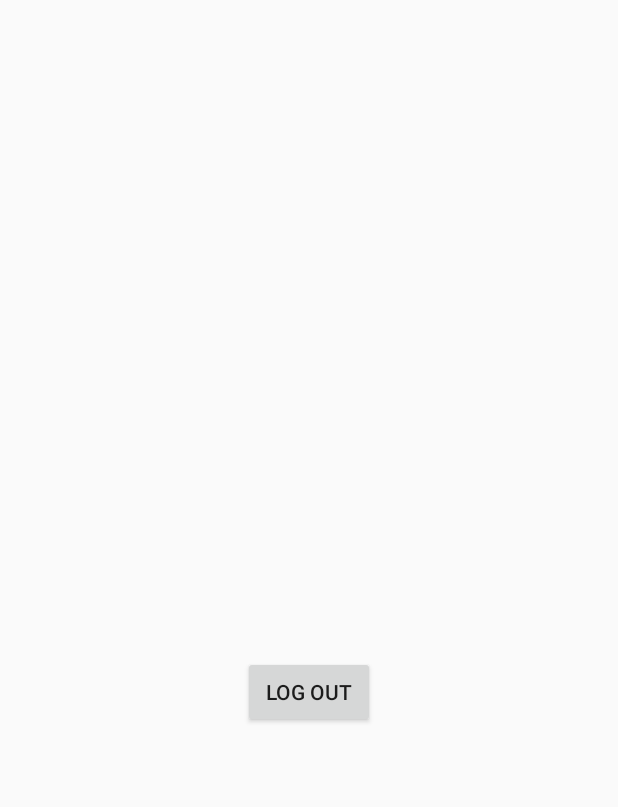
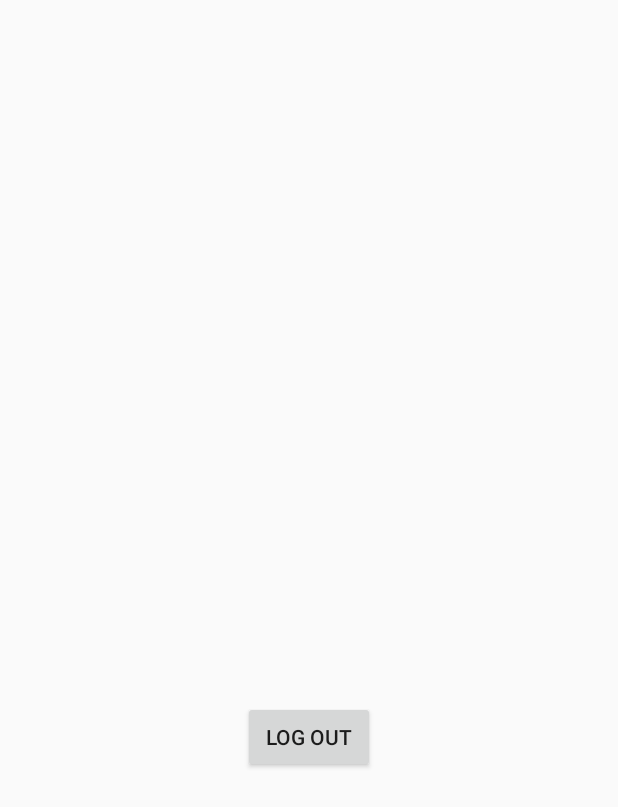
Before and after one commit to cheongyw/Tenten, an Android app: the layout home_fragment.xml on its own in the app's theme, with its tools: preview values and no code run, on a phone screen of 412 x 824 dp. Shown: the top 807 px of the screen. Run offline under Robolectric (Android 15) with nearby library versions, the phone set to English and light mode, and no system bars.

Commit message:
Blast corrected

```diff
--- a/app/src/main/java/com/cheong/tenten/GameActivity.java
+++ b/app/src/main/java/com/cheong/tenten/GameActivity.java
@@ -1047,6 +1047,7 @@ public class GameActivity extends AppCompatActivity implements View.OnClickListe
                 public void run() {
                     for (int m = 0; m < toDiscardList.size(); m++) {
                         boxImages[toDiscardList.get(m)].clearAnimation();
+                        boxImages[toDiscardList.get(m)].setImageResource(R.drawable.empty);
                         boxImages[toDiscardList.get(m)].setVisibility(View.INVISIBLE);
                         boxIsEmpty[toDiscardList.get(m)] = true;
                         boxCards[toDiscardList.get(m)] = null;
@@ -1158,6 +1159,7 @@ public class GameActivity extends AppCompatActivity implements View.OnClickListe
                 public void run() {
                     for (int m = 0; m < toDiscardList.size(); m++) {
                         boxImages[toDiscardList.get(m)].clearAnimation();
+                        boxImages[toDiscardList.get(m)].setVisibility(R.drawable.empty);
                         boxImages[toDiscardList.get(m)].setVisibility(View.INVISIBLE);
                         boxIsEmpty[toDiscardList.get(m)] = true;
                         boxCards[toDiscardList.get(m)] = null;
--- a/app/src/main/java/com/cheong/tenten/GameActivity4P.java
+++ b/app/src/main/java/com/cheong/tenten/GameActivity4P.java
@@ -1292,6 +1292,7 @@ public class GameActivity4P extends AppCompatActivity implements View.OnClickLis
                 public void run() {
                     for (int m = 0; m < toDiscardList.size(); m++) {
                         boxImages[toDiscardList.get(m)].clearAnimation();
+                        boxImages[toDiscardList.get(m)].setImageResource(R.drawable.empty);
                         boxImages[toDiscardList.get(m)].setVisibility(View.INVISIBLE);
                         boxIsEmpty[toDiscardList.get(m)] = true;
                         boxCards[toDiscardList.get(m)] = null;
@@ -1510,6 +1511,7 @@ public class GameActivity4P extends AppCompatActivity implements View.OnClickLis
                 public void run() {
                     for (int m = 0; m < toDiscardList.size(); m++) {
                         boxImages[toDiscardList.get(m)].clearAnimation();
+                        boxImages[toDiscardList.get(m)].setImageResource(R.drawable.empty);
                         boxImages[toDiscardList.get(m)].setVisibility(View.INVISIBLE);
                         boxIsEmpty[toDiscardList.get(m)] = true;
                         boxCards[toDiscardList.get(m)] = null;
--- a/app/src/main/res/layout/home_fragment.xml
+++ b/app/src/main/res/layout/home_fragment.xml
@@ -8,7 +8,7 @@
         android:layout_width="wrap_content"
         android:layout_height="wrap_content"
         android:layout_centerHorizontal="true"
-        android:layout_marginTop="400dp"
+        android:layout_marginTop="430dp"
         android:textSize="20sp" />
 
     <Button
```
